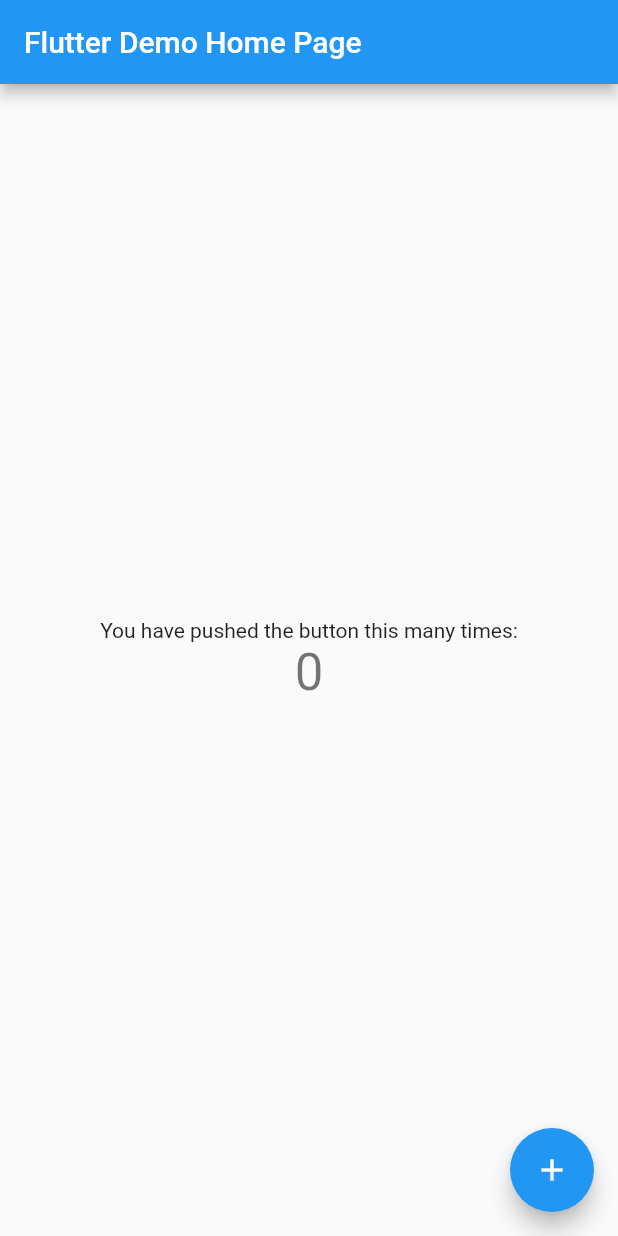
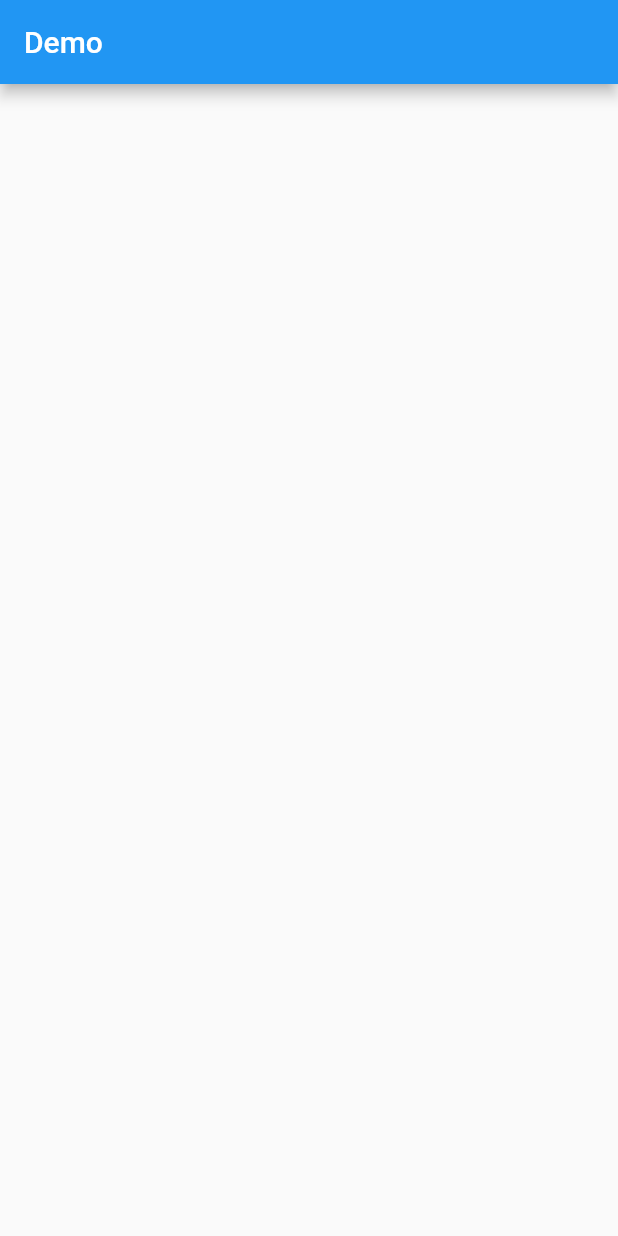
Before and after one commit to Alex-esc1/Navigation-with-BottomNavigationBar, a Flutter app: the screen it shows after launch, on a phone screen of 412 x 824 dp. Run offline on Flutter 3.47's test engine with Material 2 defaults, Android fonts, the light colour scheme and no system bars.

Commit message:
add screens

```diff
--- a/bottom_navigation_bar_test/lib/main.dart
+++ b/bottom_navigation_bar_test/lib/main.dart
@@ -1,3 +1,4 @@
+import 'package:bottom_navigation_bar_test/screens/navigator_view.dart';
 import 'package:flutter/material.dart';
 
 void main() {
@@ -6,110 +7,14 @@
 
 class MyApp extends StatelessWidget {
   const MyApp({super.key});
-
-  // This widget is the root of your application.
   @override
   Widget build(BuildContext context) {
     return MaterialApp(
       title: 'Flutter Demo',
       theme: ThemeData(
-        // This is the theme of your application.
-        //
-        // Try running your application with "flutter run". You'll see the
-        // application has a blue toolbar. Then, without quitting the app, try
-        // changing the primarySwatch below to Colors.green and then invoke
-        // "hot reload" (press "r" in the console where you ran "flutter run",
-        // or simply save your changes to "hot reload" in a Flutter IDE).
-        // Notice that the counter didn't reset back to zero; the application
-        // is not restarted.
         primarySwatch: Colors.blue,
       ),
-      home: const MyHomePage(title: 'Flutter Demo Home Page'),
+      home: NavigatorView(),
     );
   }
 }
-
-class MyHomePage extends StatefulWidget {
-  const MyHomePage({super.key, required this.title});
-
-  // This widget is the home page of your application. It is stateful, meaning
-  // that it has a State object (defined below) that contains fields that affect
-  // how it looks.
-
-  // This class is the configuration for the state. It holds the values (in this
-  // case the title) provided by the parent (in this case the App widget) and
-  // used by the build method of the State. Fields in a Widget subclass are
-  // always marked "final".
-
-  final String title;
-
-  @override
-  State<MyHomePage> createState() => _MyHomePageState();
-}
-
-class _MyHomePageState extends State<MyHomePage> {
-  int _counter = 0;
-
-  void _incrementCounter() {
-    setState(() {
-      // This call to setState tells the Flutter framework that something has
-      // changed in this State, which causes it to rerun the build method below
-      // so that the display can reflect the updated values. If we changed
-      // _counter without calling setState(), then the build method would not be
-      // called again, and so nothing would appear to happen.
-      _counter++;
-    });
-  }
-
-  @override
-  Widget build(BuildContext context) {
-    // This method is rerun every time setState is called, for instance as done
-    // by the _incrementCounter method above.
-    //
-    // The Flutter framework has been optimized to make rerunning build methods
-    // fast, so that you can just rebuild anything that needs updating rather
-    // than having to individually change instances of widgets.
-    return Scaffold(
-      appBar: AppBar(
-        // Here we take the value from the MyHomePage object that was created by
-        // the App.build method, and use it to set our appbar title.
-        title: Text(widget.title),
-      ),
-      body: Center(
-        // Center is a layout widget. It takes a single child and positions it
-        // in the middle of the parent.
-        child: Column(
-          // Column is also a layout widget. It takes a list of children and
-          // arranges them vertically. By default, it sizes itself to fit its
-          // children horizontally, and tries to be as tall as its parent.
-          //
-          // Invoke "debug painting" (press "p" in the console, choose the
-          // "Toggle Debug Paint" action from the Flutter Inspector in Android
-          // Studio, or the "Toggle Debug Paint" command in Visual Studio Code)
-          // to see the wireframe for each widget.
-          //
-          // Column has various properties to control how it sizes itself and
-          // how it positions its children. Here we use mainAxisAlignment to
-          // center the children vertically; the main axis here is the vertical
-          // axis because Columns are vertical (the cross axis would be
-          // horizontal).
-          mainAxisAlignment: MainAxisAlignment.center,
-          children: <Widget>[
-            const Text(
-              'You have pushed the button this many times:',
-            ),
-            Text(
-              '$_counter',
-              style: Theme.of(context).textTheme.headline4,
-            ),
-          ],
-        ),
-      ),
-      floatingActionButton: FloatingActionButton(
-        onPressed: _incrementCounter,
-        tooltip: 'Increment',
-        child: const Icon(Icons.add),
-      ), // This trailing comma makes auto-formatting nicer for build methods.
-    );
-  }
-}
--- /dev/null
+++ b/bottom_navigation_bar_test/lib/screens/navigator_view.dart
@@ -0,0 +1,20 @@
+import 'package:flutter/material.dart';
+
+class NavigatorView extends StatefulWidget {
+  const NavigatorView({super.key});
+
+  @override
+  State<NavigatorView> createState() => _NavigatorViewState();
+}
+
+class _NavigatorViewState extends State<NavigatorView> {
+  @override
+  Widget build(BuildContext context) {
+    return Scaffold(
+      appBar: AppBar(
+        title: Text('Demo'),
+      ),
+      body: Container(),
+    );
+  }
+}
```
Also changed, not shown: bottom_navigation_bar_test/lib/screens/home_page.dart (added, +12 -0 lines), bottom_navigation_bar_test/lib/screens/posts.dart (added, +12 -0 lines), bottom_navigation_bar_test/lib/screens/setting.dart (added, +12 -0 lines).
